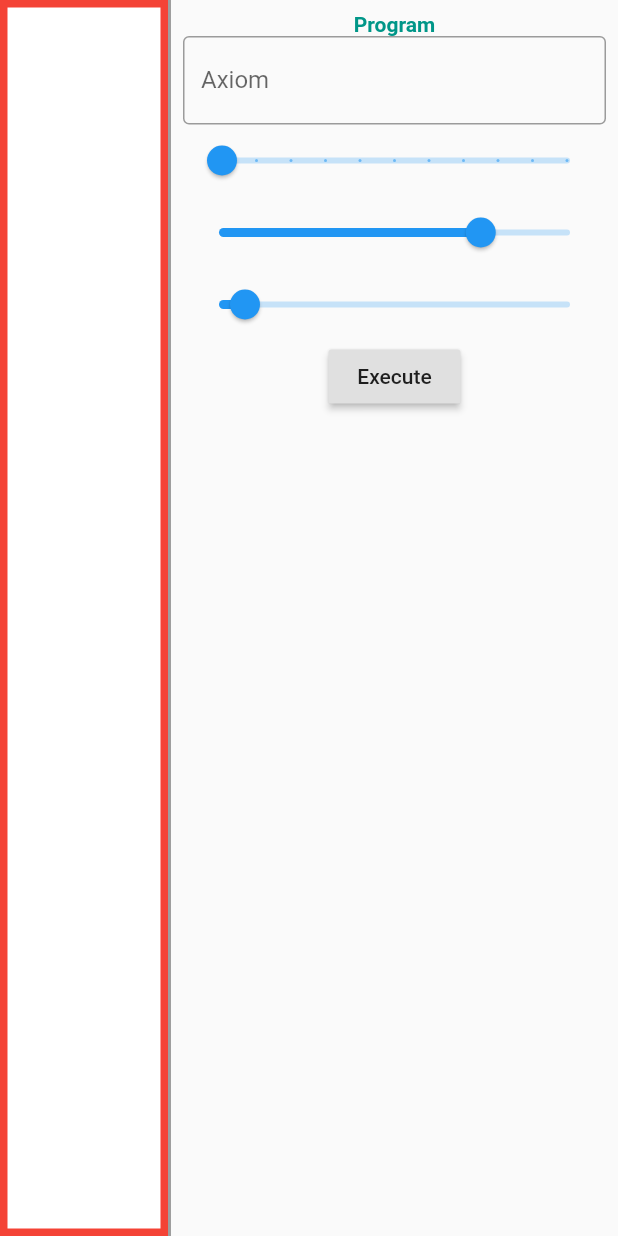
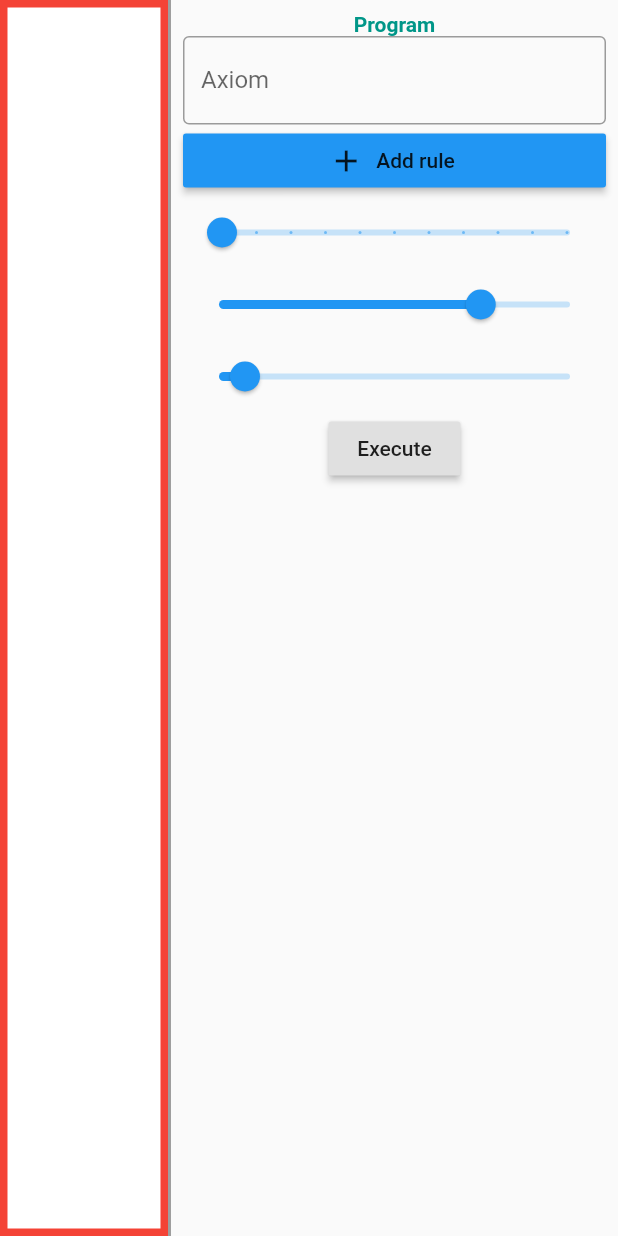
Before and after one commit to matyjb/Lsystem, a Flutter app: the screen it shows after launch, on a phone screen of 412 x 824 dp. Run offline on Flutter 3.47's test engine with Material 2 defaults, Android fonts, the phone set to English and light mode, and no system bars.

Commit message:
rules inputs

```diff
--- a/lsystem/lib/RightBar.dart
+++ b/lsystem/lib/RightBar.dart
@@ -15,6 +15,7 @@ class _RightBarState extends State<RightBar> {
   int n = 0;
   double step = 10;
   double angle = 90;
+
   List<Rule> rules = [];
 
   @override
@@ -46,13 +47,16 @@ class _RightBarState extends State<RightBar> {
                 labelText: 'Axiom',
               ),
             ),
+            RulesInputList(onRulesChange: (newRules) {
+              this.rules = newRules;
+            }),
             Slider(
               value: this.n.toDouble(),
               label: this.n.toString() + " times",
               min: 0,
               max: 10,
               divisions: 10,
-              onChanged: (double value){
+              onChanged: (double value) {
                 this.setState(() {
                   n = value.toInt();
                 });
@@ -64,7 +68,7 @@ class _RightBarState extends State<RightBar> {
               min: -180,
               max: 180,
               divisions: 180,
-              onChanged: (double value){
+              onChanged: (double value) {
                 this.setState(() {
                   angle = value;
                 });
@@ -76,15 +80,17 @@ class _RightBarState extends State<RightBar> {
               min: 0,
               max: 150,
               divisions: 150,
-              onChanged: (double value){
+              onChanged: (double value) {
                 this.setState(() {
                   step = value;
                 });
               },
             ),
             RaisedButton(
-              onPressed: () => this.widget.onExecute(
-                  this.axiom, <Rule>[], this.n, this.step, this.angle),
+              onPressed: () {
+                this.widget.onExecute(
+                    this.axiom, this.rules, this.n, this.step, this.angle);
+              },
               child: Text("Execute"),
             )
           ],
@@ -93,3 +99,77 @@ class _RightBarState extends State<RightBar> {
     );
   }
 }
+
+class RulesInputList extends StatefulWidget {
+  final Function onRulesChange;
+  RulesInputList({Key key, this.onRulesChange}) : super(key: key);
+
+  @override
+  _RulesInputListState createState() => _RulesInputListState();
+}
+
+class _RulesInputListState extends State<RulesInputList> {
+  List<Rule> rules = [];
+  @override
+  Widget build(BuildContext context) {
+    return Column(
+      children: [
+        for (Rule r in this.rules)
+          Row(
+            children: [
+              Flexible(
+                child: Container(
+                  width: 30,
+                  child: TextField(
+                    controller: TextEditingController()..text = r.what,
+                    onChanged: (text) {
+                      r.what = text;
+                      this.setState(() {});
+                      this.widget.onRulesChange(this.rules);
+                    },
+                  ),
+                ),
+              ),
+              Flexible(
+                child: Container(
+                  width: 250,
+                  child: TextField(
+                    controller: TextEditingController()..text = r.to,
+                    onChanged: (text) {
+                      r.to = text;
+                      this.setState(() {});
+                      this.widget.onRulesChange(this.rules);
+                    },
+                  ),
+                ),
+              ),
+              IconButton(
+                icon: Icon(Icons.remove),
+                color: Colors.red,
+                onPressed: () {
+                  rules.remove(r);
+                  this.setState(() {});
+                  this.widget.onRulesChange(this.rules);
+                },
+              ),
+            ],
+          ),
+        Row(
+          children: [
+            Expanded(
+              child: RaisedButton.icon(
+                onPressed: () {
+                  rules.add(Rule("", ""));
+                  this.setState(() {});
+                },
+                color: Colors.blue,
+                icon: Icon(Icons.add),
+                label: Text("Add rule"),
+              ),
+            ),
+          ],
+        )
+      ],
+    );
+  }
+}
--- a/lsystem/lib/TurtleCanvas.dart
+++ b/lsystem/lib/TurtleCanvas.dart
@@ -1,4 +1,3 @@
-
 import 'package:flutter/material.dart';
 import 'package:lsystem/Line.dart';
 
@@ -8,9 +7,11 @@ class TurtleCanvas extends StatelessWidget {
 
   @override
   Widget build(BuildContext context) {
-    return CustomPaint(
-      painter: TurtlePainter(this.lines),
-      child: Column(),
+    return ClipRect(
+      child: CustomPaint(
+        painter: TurtlePainter(this.lines),
+        child: Column(),
+      ),
     );
   }
 }
@@ -24,10 +25,9 @@ class TurtlePainter extends CustomPainter {
     final paint = Paint()..color = Colors.red;
     final paint2 = Paint()..color = Colors.white;
     canvas.drawRect(
-        Rect.fromPoints(Offset(0, 0), Offset(size.width, size.height)),
-        paint);
+        Rect.fromPoints(Offset(0, 0), Offset(size.width, size.height)), paint);
     canvas.drawRect(
-        Rect.fromPoints(Offset(5, 5), Offset(size.width-5, size.height-5)),
+        Rect.fromPoints(Offset(5, 5), Offset(size.width - 5, size.height - 5)),
         paint2);
 
     for (var line in this.lines) {
```
